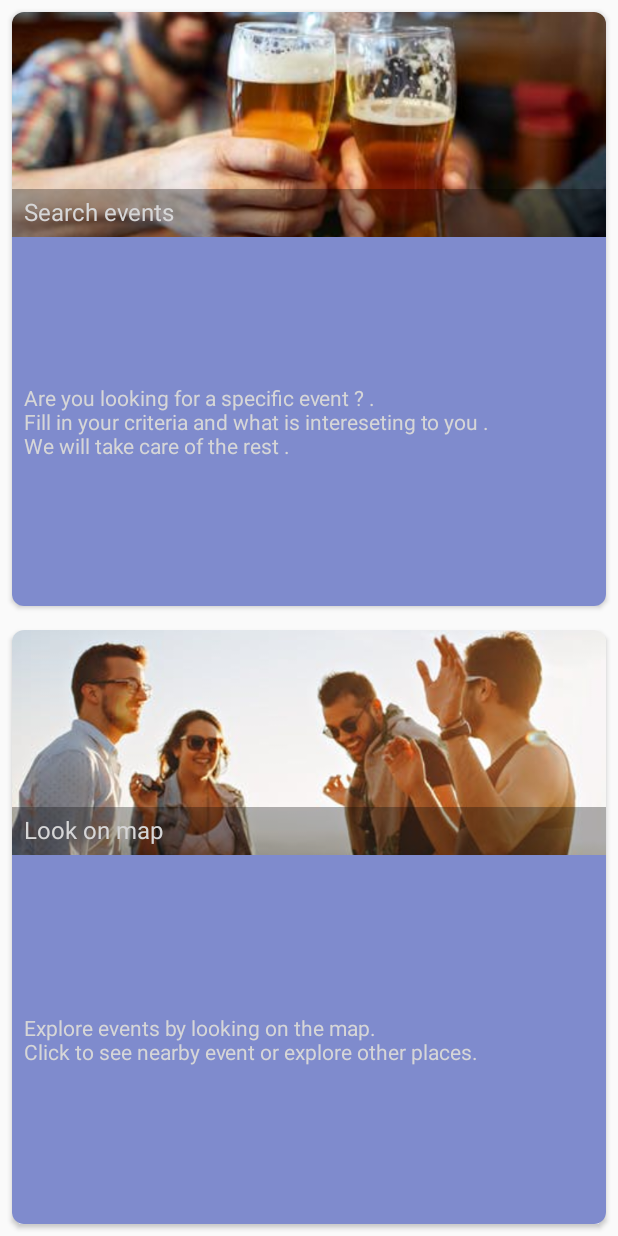
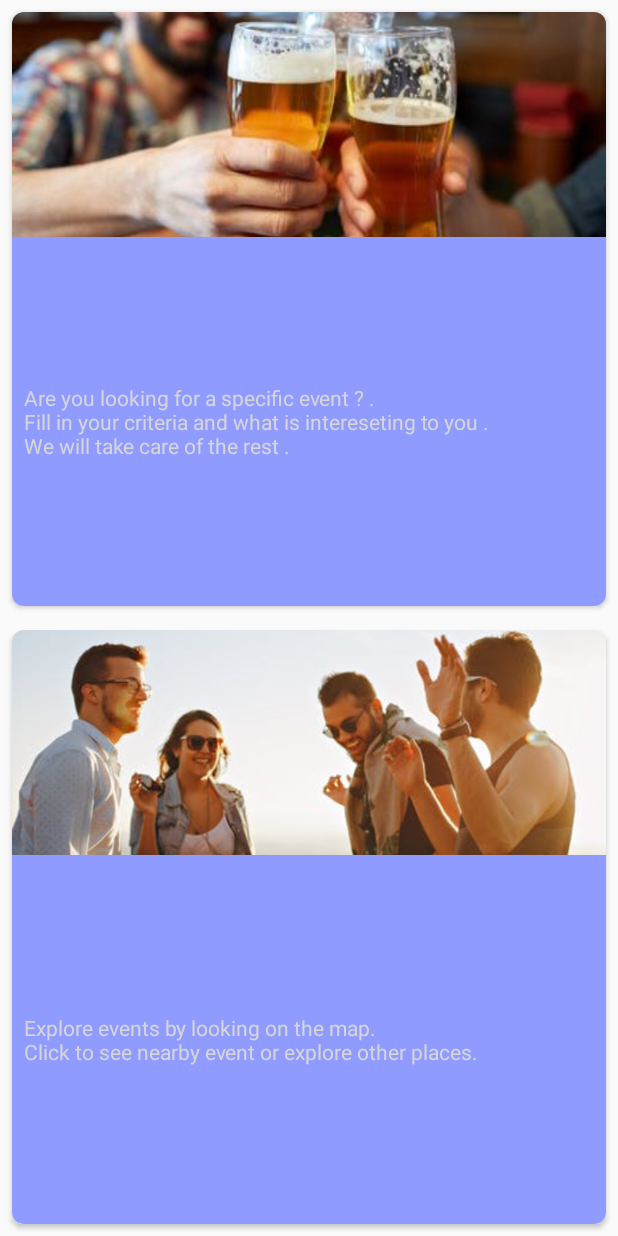
Before and after one commit to trOnk12/BeerTimeRefactored, an Android app: the layout custom_two_option_cards.xml on its own in the app's theme, with its tools: preview values and no code run, on a phone screen of 412 x 824 dp. Run offline under Robolectric (Android 15) with nearby library versions, the light colour scheme and no system bars.

Commit message:
colors changed

```diff
--- a/app/src/main/res/layout/custom_two_option_cards.xml
+++ b/app/src/main/res/layout/custom_two_option_cards.xml
@@ -3,7 +3,6 @@
     xmlns:card_view="http://schemas.android.com/apk/res-auto"
     android:layout_width="match_parent"
     android:layout_height="match_parent"
-
     android:orientation="vertical"
     android:weightSum="2">
 
@@ -36,7 +35,8 @@
                     android:layout_width="match_parent"
                     android:layout_height="32dp"
                     android:layout_alignBottom="@id/option1_background_image"
-                    android:background="#4D000000" />
+                    android:background="#AA000000"
+                    android:visibility="gone" />
 
                 <TextView
                     android:id="@+id/option1_title"
@@ -47,7 +47,8 @@
                     android:layout_marginBottom="6dp"
                     android:text="Search events"
                     android:textColor="@color/white"
-                    android:textSize="16dp" />
+                    android:textSize="16dp"
+                    android:visibility="gone" />
 
 
             </RelativeLayout>
@@ -56,7 +57,7 @@
                 android:id="@+id/option1_body"
                 android:layout_width="match_parent"
                 android:layout_height="match_parent"
-                android:background="#AA3F51B5"
+                android:background="@color/colorPrimaryLight"
                 android:gravity="left|center_vertical"
                 android:paddingLeft="8dp"
                 android:text="@string/find_event"
@@ -95,7 +96,8 @@
                     android:layout_width="match_parent"
                     android:layout_height="32dp"
                     android:layout_alignBottom="@id/option_2_background_image"
-                    android:background="#4D000000" />
+                    android:background="#4D000000"
+                    android:visibility="gone" />
 
                 <TextView
                     android:id="@+id/option2_title"
@@ -106,7 +108,8 @@
                     android:layout_marginBottom="6dp"
                     android:text="Look on map"
                     android:textColor="@color/white"
-                    android:textSize="16dp" />
+                    android:textSize="16dp"
+                    android:visibility="gone" />
 
 
             </RelativeLayout>
@@ -115,7 +118,7 @@
                 android:id="@+id/option2_body"
                 android:layout_width="match_parent"
                 android:layout_height="match_parent"
-                android:background="#AA3F51B5"
+                android:background="@color/colorPrimaryLight"
                 android:gravity="left|center_vertical"
                 android:paddingLeft="8dp"
                 android:text="@string/find_map_event"
--- a/app/src/main/res/values/colors.xml
+++ b/app/src/main/res/values/colors.xml
@@ -1,6 +1,17 @@
 <?xml version="1.0" encoding="utf-8"?>
 <resources>
-    <color name="colorPrimary">#3F51B5</color>
-    <color name="colorPrimaryDark">#5C6BC0</color>
-    <color name="colorAccent">#FFA726</color>
+    <!--<color name="colorPrimary">#3F51B5</color>-->
+    <!--<color name="colorPrimaryDark">#5C6BC0</color>-->
+    <!--<color name="colorPrimaryDarkTest">#7480c2</color>-->
+    <!--<color name="colorAccent">#FFA726</color>-->
+    <!--<color name="colorAccentTest">#6affa726</color>-->
+
+    <color name="colorPrimary">#536dfe</color>
+    <color name="colorPrimaryDark">#0043ca</color>
+    <color name="colorPrimaryLight">#8f9bff</color>
+
+    <color name="colorAccent">#ffa000</color>
+    <color name="colorAccentDark">#c67100</color>
+    <color name="colorAccentLight">#ffd149</color>
+
 </resources>
```
